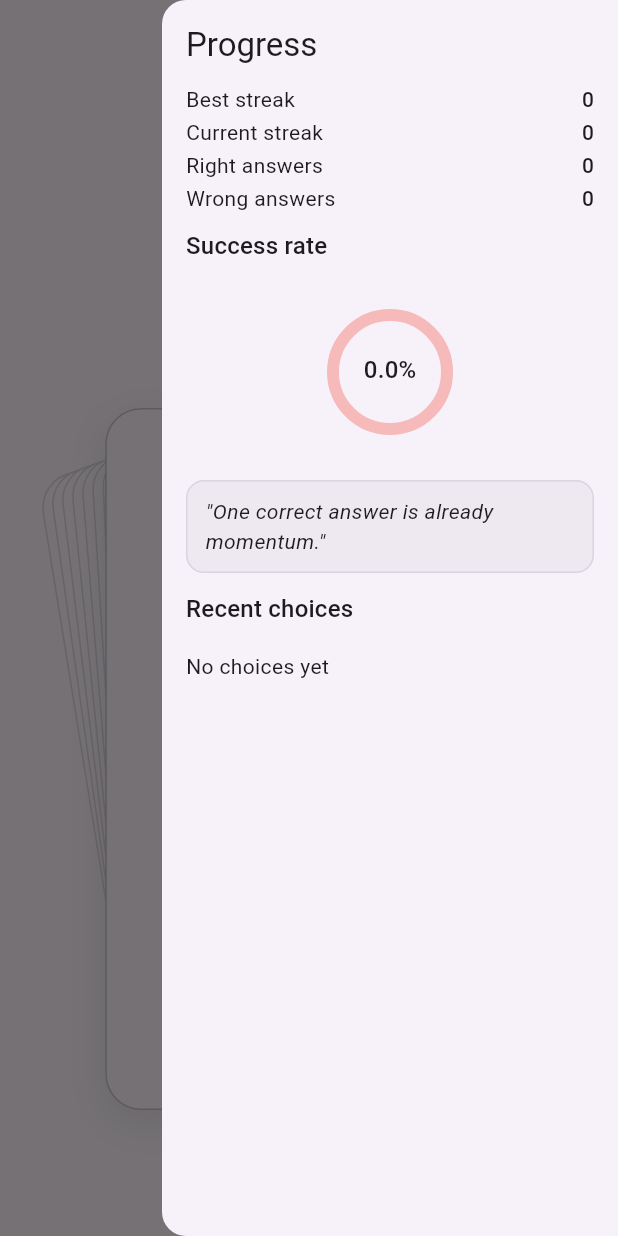
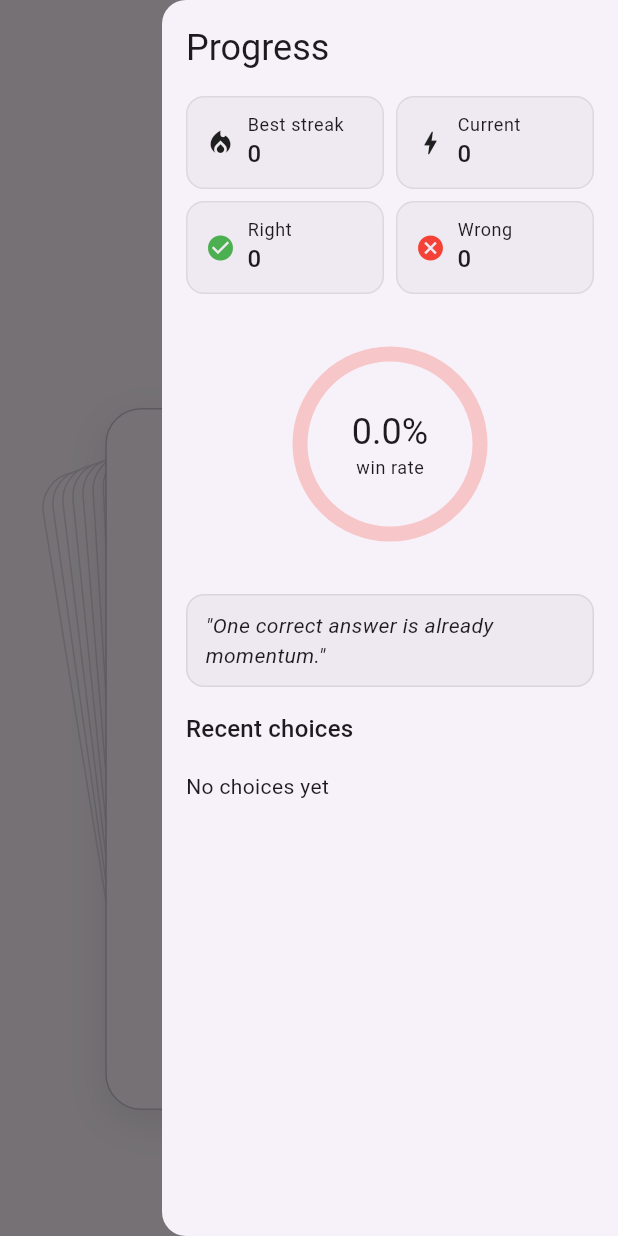
Before and after one commit to nikolay-potehin/cards-test-task, a Flutter app: the screen it shows after launch, with the side drawer open, on a phone screen of 412 x 824 dp. Run offline on Flutter 3.47's test engine with Material 3 defaults, Android fonts, the phone set to English and light mode, and no system bars; our stand-ins replace confetti, equatable, flutter_bloc.

Commit message:
updates progress view

```diff
--- a/lib/features/progress/widgets/progress_view.dart
+++ b/lib/features/progress/widgets/progress_view.dart
@@ -66,26 +66,58 @@ class ProgressView extends StatelessWidget {
         final successRate = progress.accuracy.clamp(0.0, 1.0);
         final successRateLabel = '${(successRate * 100).toStringAsFixed(1)}%';
         final quote = _quoteForSuccessRate(successRate: successRate);
+        final theme = Theme.of(context);
 
         return Column(
           crossAxisAlignment: CrossAxisAlignment.start,
           children: [
-            Text('Progress', style: Theme.of(context).textTheme.titleLarge),
-            const SizedBox(height: 12),
-            _ProgressMetric(title: 'Best streak', value: '${progress.bestStreak}'),
-            _ProgressMetric(title: 'Current streak', value: '${progress.currentStreak}'),
-            _ProgressMetric(title: 'Right answers', value: '${progress.correctCount}'),
-            _ProgressMetric(title: 'Wrong answers', value: '${progress.incorrectCount}'),
+            Text('Progress', style: theme.textTheme.headlineSmall),
+            const SizedBox(height: 16),
+            Row(
+              children: [
+                Expanded(
+                  child: _MetricCard(
+                    title: 'Best streak',
+                    value: '${progress.bestStreak}',
+                    icon: Icons.local_fire_department,
+                  ),
+                ),
+                const SizedBox(width: 8),
+                Expanded(
+                  child: _MetricCard(title: 'Current', value: '${progress.currentStreak}', icon: Icons.bolt),
+                ),
+              ],
+            ),
             const SizedBox(height: 8),
-            Text('Success rate', style: Theme.of(context).textTheme.titleMedium),
-            const SizedBox(height: 8),
+            Row(
+              children: [
+                Expanded(
+                  child: _MetricCard(
+                    title: 'Right',
+                    value: '${progress.correctCount}',
+                    icon: Icons.check_circle,
+                    color: Colors.green,
+                  ),
+                ),
+                const SizedBox(width: 8),
+                Expanded(
+                  child: _MetricCard(
+                    title: 'Wrong',
+                    value: '${progress.incorrectCount}',
+                    icon: Icons.cancel,
+                    color: Colors.red,
+                  ),
+                ),
+              ],
+            ),
+            const SizedBox(height: 20),
             Center(
               child: _SuccessRateRing(key: ValueKey(successRateLabel), progress: successRate, label: successRateLabel),
             ),
-            const SizedBox(height: 8),
+            const SizedBox(height: 20),
             _QuoteBlock(quote: quote),
-            const SizedBox(height: 12),
-            Text('Recent choices', style: Theme.of(context).textTheme.titleMedium),
+            const SizedBox(height: 16),
+            Text('Recent choices', style: theme.textTheme.titleMedium),
             const SizedBox(height: 8),
             if (history.isEmpty)
               const Padding(padding: EdgeInsets.symmetric(vertical: 8), child: Text('No choices yet'))
@@ -93,19 +125,11 @@ class ProgressView extends StatelessWidget {
               Expanded(
                 child: ListView.separated(
                   itemCount: history.length,
-                  separatorBuilder: (_, _) => const Divider(height: 1),
+                  separatorBuilder: (_, _) => const SizedBox(height: 6),
                   itemBuilder: (context, index) {
                     final choice = history[index];
                     final wasCorrect = choice.isRightSwipe == choice.card.isCorrect;
-                    return ListTile(
-                      contentPadding: EdgeInsets.zero,
-                      title: Text('${choice.card.word} -> ${choice.card.translation}'),
-                      subtitle: Text(choice.isRightSwipe ? 'Swipe: right' : 'Swipe: left'),
-                      trailing: Icon(
-                        wasCorrect ? Icons.check_circle : Icons.cancel,
-                        color: wasCorrect ? Colors.green : Colors.red,
-                      ),
-                    );
+                    return _HistoryItem(choice: choice, wasCorrect: wasCorrect);
                   },
                 ),
               ),
@@ -137,20 +161,36 @@ class ProgressView extends StatelessWidget {
   }
 }
 
-class _ProgressMetric extends StatelessWidget {
-  const _ProgressMetric({required this.title, required this.value});
+class _MetricCard extends StatelessWidget {
+  const _MetricCard({required this.title, required this.value, required this.icon, this.color});
 
-  final String title;
-  final String value;
+  final String title, value;
+  final IconData icon;
+  final Color? color;
 
   @override
   Widget build(BuildContext context) {
-    return Padding(
-      padding: const EdgeInsets.only(bottom: 2),
+    final scheme = Theme.of(context).colorScheme;
+    return Container(
+      padding: const EdgeInsets.symmetric(horizontal: 12, vertical: 10),
+      decoration: BoxDecoration(
+        color: scheme.surfaceContainerHighest.withValues(alpha: 0.5),
+        borderRadius: BorderRadius.circular(12),
+        border: Border.all(color: scheme.outlineVariant.withValues(alpha: 0.5)),
+      ),
       child: Row(
         children: [
-          Expanded(child: Text(title, style: Theme.of(context).textTheme.bodyMedium)),
-          Text(value, style: Theme.of(context).textTheme.titleSmall),
+          Icon(icon, color: color, size: 20),
+          const SizedBox(width: 8),
+          Expanded(
+            child: Column(
+              crossAxisAlignment: CrossAxisAlignment.start,
+              children: [
+                Text(title, style: Theme.of(context).textTheme.bodySmall),
+                Text(value, style: Theme.of(context).textTheme.titleMedium),
+              ],
+            ),
+          ),
         ],
       ),
     );
@@ -165,8 +205,9 @@ class _SuccessRateRing extends StatelessWidget {
 
   @override
   Widget build(BuildContext context) {
+    final theme = Theme.of(context);
     return SizedBox.square(
-      dimension: 128,
+      dimension: 160,
       child: Stack(
         alignment: Alignment.center,
         children: [
@@ -180,17 +221,20 @@ class _SuccessRateRing extends StatelessWidget {
                 child: CircularProgressIndicator(
                   value: value,
                   strokeCap: StrokeCap.round,
-                  strokeWidth: 8,
-                  constraints: BoxConstraints.tight(const Size.square(76)),
-                  backgroundColor: Colors.red.withValues(alpha: 0.32),
+                  strokeWidth: 10,
+                  constraints: BoxConstraints.tight(const Size.square(120)),
+                  backgroundColor: Colors.red.withValues(alpha: 0.25),
                   valueColor: const AlwaysStoppedAnimation<Color>(Colors.green),
                 ),
               );
             },
           ),
-          Padding(
-            padding: const EdgeInsets.fromLTRB(18, 18, 18, 20),
-            child: Text(label, style: Theme.of(context).textTheme.titleMedium),
+          Column(
+            mainAxisSize: MainAxisSize.min,
+            children: [
+              Text(label, style: theme.textTheme.headlineSmall),
+              Text('win rate', style: theme.textTheme.bodySmall),
+            ],
           ),
         ],
       ),
@@ -219,4 +263,39 @@ class _QuoteBlock extends StatelessWidget {
   }
 }
 
+class _HistoryItem extends StatelessWidget {
+  const _HistoryItem({required this.choice, required this.wasCorrect});
+
+  final CardSwipeChoice choice;
+  final bool wasCorrect;
+
+  @override
+  Widget build(BuildContext context) {
+    final scheme = Theme.of(context).colorScheme;
+    final theme = Theme.of(context);
+    return Container(
+      padding: const EdgeInsets.symmetric(horizontal: 12, vertical: 8),
+      decoration: BoxDecoration(
+        color: scheme.surfaceContainerHighest.withValues(alpha: 0.4),
+        borderRadius: BorderRadius.circular(10),
+      ),
+      child: Row(
+        children: [
+          Icon(wasCorrect ? Icons.check_circle : Icons.cancel, color: wasCorrect ? Colors.green : Colors.red, size: 20),
+          const SizedBox(width: 10),
+          Expanded(
+            child: Column(
+              crossAxisAlignment: CrossAxisAlignment.start,
+              children: [
+                Text('${choice.card.word} → ${choice.card.translation}', style: theme.textTheme.bodyMedium),
+                Text(choice.isRightSwipe ? 'Swiped right' : 'Swiped left', style: theme.textTheme.bodySmall),
+              ],
+            ),
+          ),
+        ],
+      ),
+    );
+  }
+}
+
 // # Generated by Copilot
```
